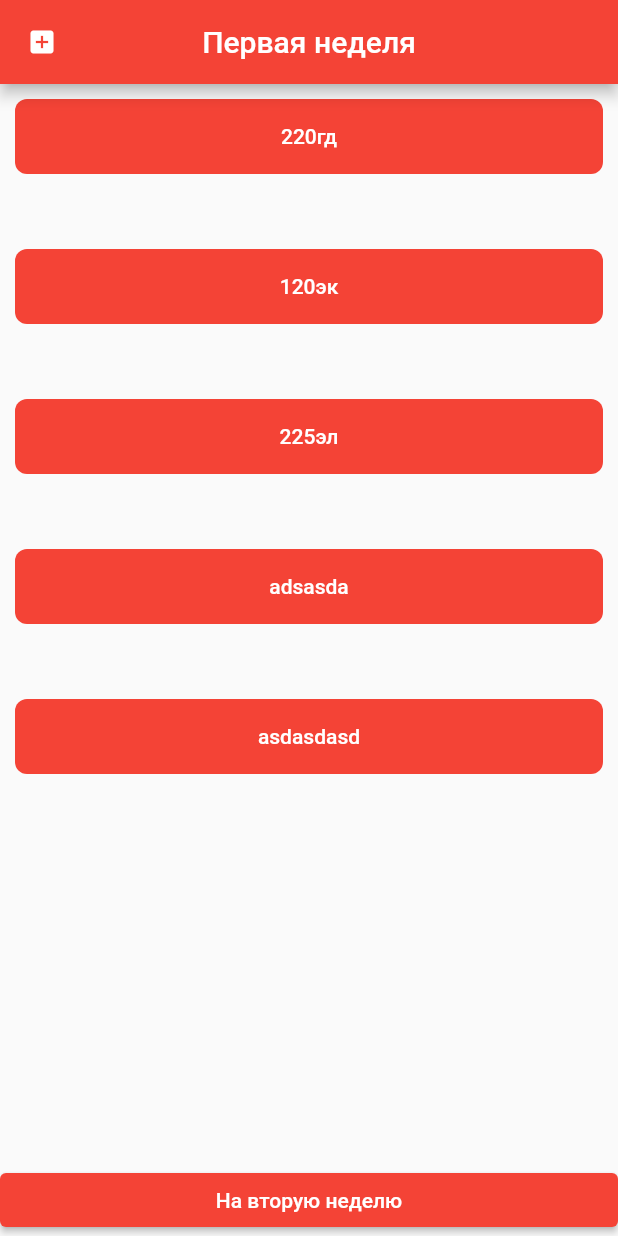
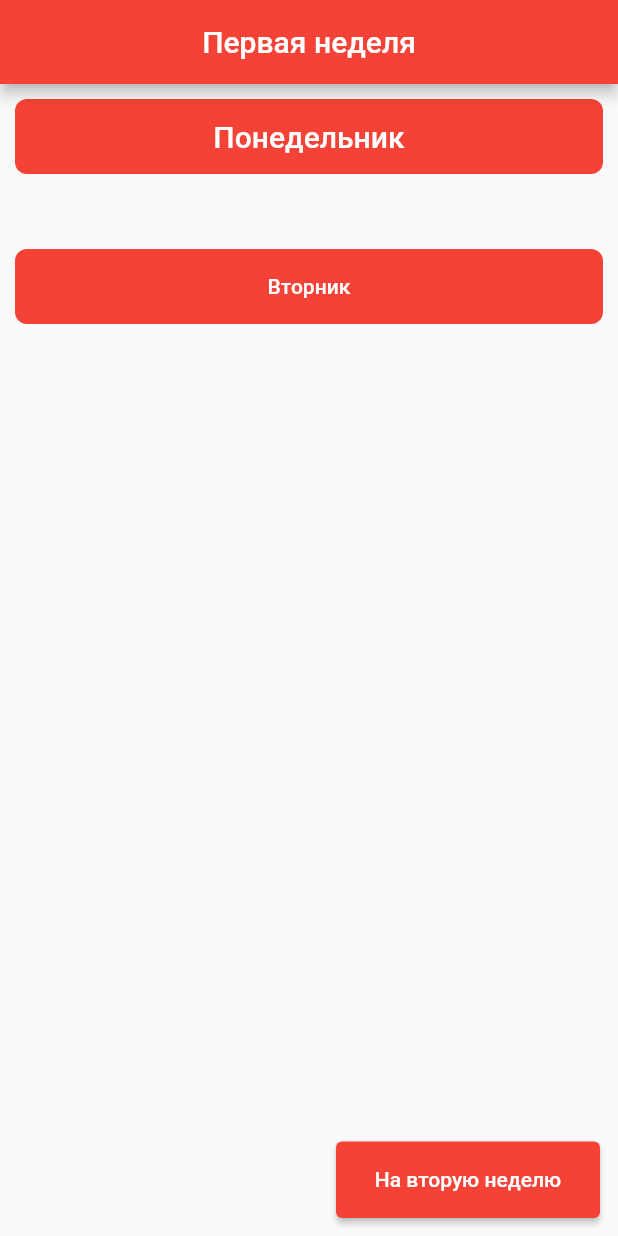
Before and after one commit to Zhorenty/basic_animation, a Flutter app: the screen it shows after launch, on a phone screen of 412 x 824 dp. Run offline on Flutter 3.47's test engine with Material 2 defaults, Android fonts, the phone set to English and light mode, and no system bars.

Commit message:
Вот это я понимаю

```diff
--- a/lib/screens/first_screen.dart
+++ b/lib/screens/first_screen.dart
@@ -10,11 +10,6 @@ class FirstScreen extends StatelessWidget {
   Widget build(BuildContext context) {
     return Scaffold(
       appBar: AppBar(
-        leading: const Icon(
-          Icons.add_box,
-          size: 20,
-          textDirection: TextDirection.rtl,
-        ),
         centerTitle: true,
         title: const Text('Первая неделя'),
       ),
@@ -24,15 +19,29 @@ class FirstScreen extends StatelessWidget {
             child: ElevatedButton(child: Text('asdada'), onPressed: null),
           ),
           Lessons(),
+          Row(
+            mainAxisAlignment: MainAxisAlignment.end,
+            children: [
               Column(
                 mainAxisAlignment: MainAxisAlignment.end,
-            crossAxisAlignment: CrossAxisAlignment.stretch,
+                crossAxisAlignment: CrossAxisAlignment.end,
                 children: [
-              ElevatedButton(
+                  Container(
+                      width: 200,
+                      height: 75,
+                      margin: EdgeInsets.all(0),
+                      padding: EdgeInsets.all(12),
+                      child: (ElevatedButton(
                         onPressed: () {
-                  Navigator.pushNamed(context, '/second');
+                          Navigator.pushNamedAndRemoveUntil(
+                              context, '/second', ((route) => false));
                         },
-                child: const Text('На вторую неделю'),
+                        child: const Text(
+                          'На вторую неделю',
+                          style: TextStyle(),
+                        ),
+                      ))),
+                ],
               ),
             ],
           ),
@@ -50,12 +59,22 @@ class Lessons extends StatefulWidget {
 }
 
 class _LessonsState extends State<Lessons> {
+  bool toggle = true;
+
   var poned = Event(
       lesson: 'philosophy', cabinet: '223gd', startDateTime: DateTime.now());
   var lessons = [];
-  var pon = ['220гд', "120эк", "225эл", 'adsasda', 'asdasdasd'];
+  var pon = [
+    'Понедельник',
+    'Вторник',
+    'Среда',
+    'Четверг',
+    'Пятница',
+  ];
 
-  double _width = 50;
+  var i = 1;
+
+  double width = 50;
   double _height = 50;
 
   Color _color = Colors.red;
@@ -74,18 +93,27 @@ class _LessonsState extends State<Lessons> {
                 child: TextButton(
                   child: Text(
                     pon[0],
-                    style: const TextStyle(color: Colors.white),
+                    style: const TextStyle(color: Colors.white, fontSize: 20),
                   ),
                   onPressed: () {
                     setState(() {
-                      _width = 200;
+                      if (width == 200) {
+                        width = 50;
+                        _height = 50;
+                        print('toggle was changed');
+                      } else if (width == 50) {
+                        width = 200;
                         _height = 200;
                         _color = Colors.redAccent;
                         _borderRadius = BorderRadius.circular(50);
+                        print('object');
+                      }
+                      ;
+                      ;
                     });
                   },
                 ),
-                width: _width,
+                width: width,
                 height: _height,
                 decoration: BoxDecoration(
                   color: _color,
@@ -106,14 +134,25 @@ class _LessonsState extends State<Lessons> {
                   ),
                   onPressed: () {
                     setState(() {
-                      _width = 200;
+                      if (width == 200) {
+                        width = 50;
+                        _height = 50;
+                        _color = Colors.red;
+                        _borderRadius = _borderRadius;
+                        print('toggle was changed');
+                      } else if (width == 50) {
+                        width = 200;
                         _height = 200;
                         _color = Colors.redAccent;
                         _borderRadius = BorderRadius.circular(50);
+                        print('object');
+                      }
+                      ;
+                      ;
                     });
                   },
                 ),
-                width: _width,
+                width: width,
                 height: _height,
                 decoration: BoxDecoration(
                   color: _color,
@@ -122,94 +161,6 @@ class _LessonsState extends State<Lessons> {
                 duration: const Duration(seconds: 1),
                 curve: Curves.fastOutSlowIn,
               ),
-              SizedBox(
-                height: 50,
-                width: 50,
-              ),
-              AnimatedContainer(
-                child: TextButton(
-                  child: Text(
-                    pon[2],
-                    style: TextStyle(color: Colors.white),
-                  ),
-                  onPressed: () {
-                    setState(() {
-                      _width = 200;
-                      _height = 200;
-                      _color = Colors.redAccent;
-                      _borderRadius = BorderRadius.circular(50);
-                    });
-                  },
-                ),
-                width: _width,
-                height: _height,
-                decoration: BoxDecoration(
-                  color: _color,
-                  borderRadius: _borderRadius,
-                ),
-                duration: const Duration(seconds: 1),
-                curve: Curves.fastOutSlowIn,
-              ),
-              SizedBox(
-                height: 50,
-                width: 50,
-              ),
-              AnimatedContainer(
-                child: TextButton(
-                  child: Text(
-                    pon[3],
-                    style: TextStyle(color: Colors.white),
-                  ),
-                  onPressed: () {
-                    setState(() {
-                      _width = 200;
-                      _height = 200;
-                      _color = Colors.redAccent;
-                      _borderRadius = BorderRadius.circular(50);
-                    });
-                  },
-                ),
-                width: _width,
-                height: _height,
-                decoration: BoxDecoration(
-                  color: _color,
-                  borderRadius: _borderRadius,
-                ),
-                duration: const Duration(seconds: 1),
-                curve: Curves.fastOutSlowIn,
-              ),
-              SizedBox(
-                height: 50,
-                width: 50,
-              ),
-              AnimatedContainer(
-                child: TextButton(
-                  child: Text(
-                    pon[4],
-                    style: TextStyle(color: Colors.white),
-                  ),
-                  onPressed: () {
-                    setState(() {
-                      _width = 200;
-                      _height = 200;
-                      _color = Colors.redAccent;
-                      _borderRadius = BorderRadius.circular(50);
-                    });
-                  },
-                ),
-                width: _width,
-                height: _height,
-                decoration: BoxDecoration(
-                  color: _color,
-                  borderRadius: _borderRadius,
-                ),
-                duration: const Duration(seconds: 1),
-                curve: Curves.fastOutSlowIn,
-              ),
-              SizedBox(
-                height: 50,
-                width: 50,
-              ),
             ],
           ),
         ],
--- a/lib/screens/second_screen.dart
+++ b/lib/screens/second_screen.dart
@@ -23,7 +23,8 @@ class SecondScreen extends StatelessWidget {
               padding: EdgeInsets.all(12),
               child: ElevatedButton(
                 onPressed: () {
-                  Navigator.pop(context);
+                  Navigator.pushNamedAndRemoveUntil(
+                      context, '/', ((route) => false));
                 },
                 child: const Text('На первую неделю'),
               ),
```
Lines whose indentation alone changed are shown as unchanged.
